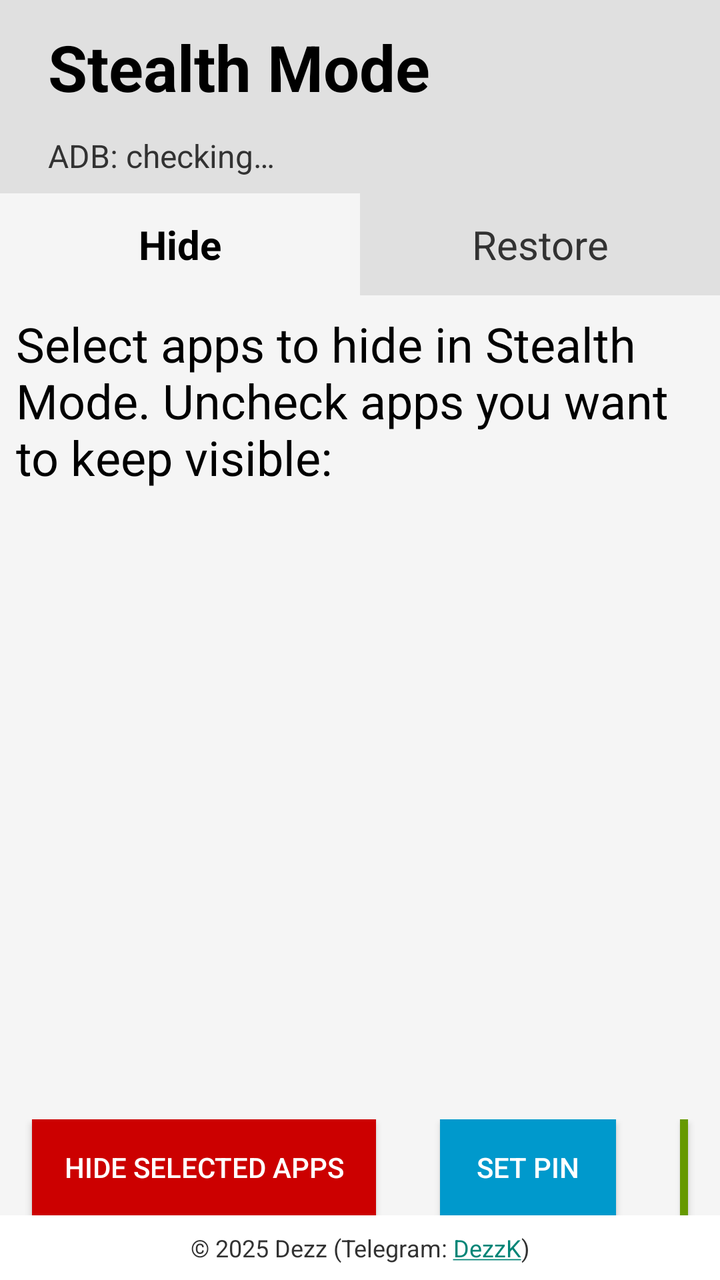
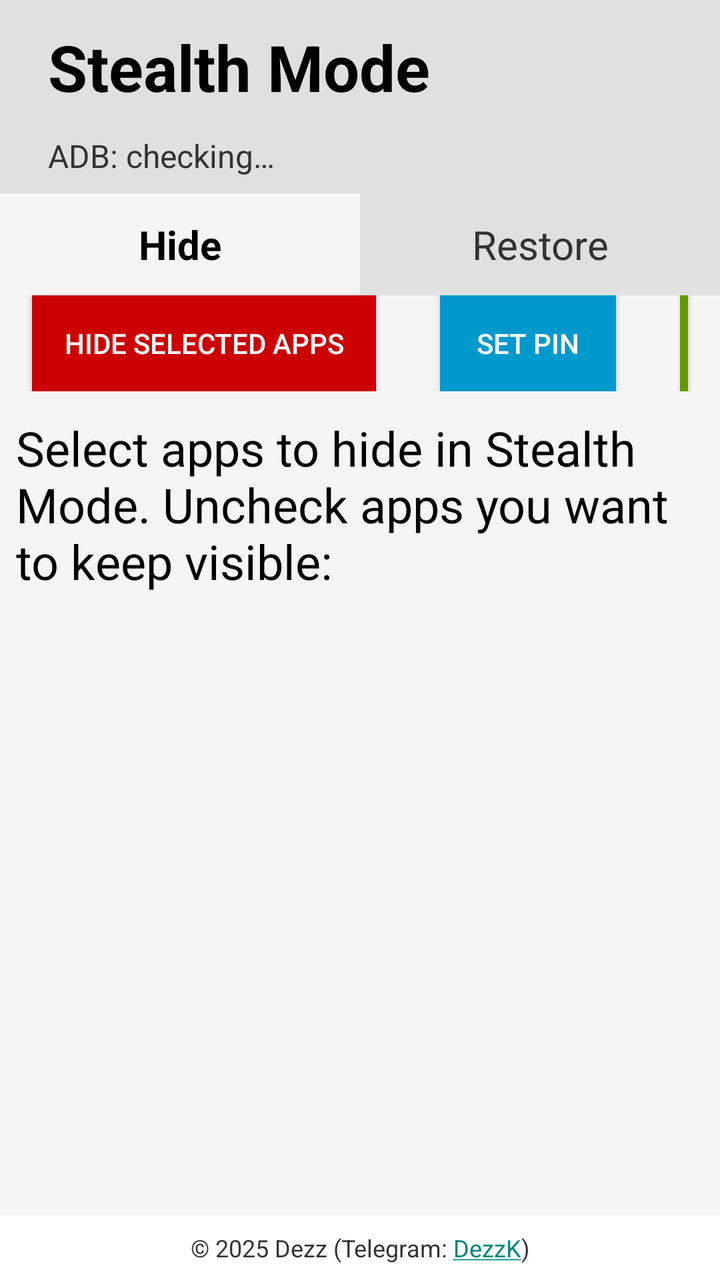

An Android layout rendered at two revisions. The XML below is the earlier revision; the diff shows what the commit changed to produce the second picture.
<!-- AndroidManifest.xml: application theme Theme.AppCompat.DayNight.NoActionBar -->
<!-- res/layout/activity_main.xml -->
<?xml version="1.0" encoding="utf-8"?>
<LinearLayout xmlns:android="http://schemas.android.com/apk/res/android"
    xmlns:tools="http://schemas.android.com/tools"
    android:layout_width="match_parent"
    android:layout_height="match_parent"
    android:background="@color/background"
    android:orientation="vertical">

    
    <TextView
        android:id="@+id/headerText"
        android:layout_width="match_parent"
        android:layout_height="wrap_content"
        android:background="@color/header_background"
        android:gravity="start"
        android:paddingHorizontal="24sp"
        android:paddingVertical="12sp"
        android:text="@string/app_name"
        android:textColor="@color/text_primary"
        android:textSize="32sp"
        android:textStyle="bold" />

    
    <TextView
        android:id="@+id/adbStatusText"
        android:layout_width="match_parent"
        android:layout_height="wrap_content"
        android:background="@color/header_background"
        android:gravity="start"
        android:paddingHorizontal="24sp"
        android:paddingBottom="8sp"
        android:text="@string/adb_checking"
        android:textColor="@color/text_secondary"
        android:textSize="16sp" />

    
    <LinearLayout
        android:layout_width="match_parent"
        android:layout_height="wrap_content"
        android:orientation="horizontal"
        android:background="@color/header_background">

        <TextView
            android:id="@+id/tabHide"
            android:layout_width="0dp"
            android:layout_height="wrap_content"
            android:layout_weight="1"
            android:gravity="center"
            android:paddingVertical="12sp"
            android:text="@string/tab_hide"
            android:textSize="20sp"
            android:textStyle="bold"
            android:textColor="@color/text_primary"
            android:background="@color/tab_active" />

        <TextView
            android:id="@+id/tabRestore"
            android:layout_width="0dp"
            android:layout_height="wrap_content"
            android:layout_weight="1"
            android:gravity="center"
            android:paddingVertical="12sp"
            android:text="@string/tab_restore"
            android:textSize="20sp"
            android:textColor="@color/text_secondary"
            android:background="@color/tab_inactive" />
    </LinearLayout>

    <TextView
        android:id="@+id/modeHeaderText"
        android:layout_width="match_parent"
        android:layout_height="wrap_content"
        android:padding="8sp"
        android:textSize="24sp"
        android:textColor="@color/text_primary"
        android:text="@string/hide_mode_header" />

    <androidx.recyclerview.widget.RecyclerView
        android:id="@+id/recyclerView"
        android:layout_width="match_parent"
        android:layout_height="0dp"
        android:layout_weight="1"
        android:textSize="20sp"
        android:textColor="@color/text_primary" />

    <LinearLayout
        android:layout_width="match_parent"
        android:layout_height="wrap_content"
        android:orientation="horizontal">

        <Button
            android:id="@+id/hideAppsButton"
            android:layout_width="wrap_content"
            android:layout_height="wrap_content"
            android:layout_marginHorizontal="16sp"
            android:paddingHorizontal="16sp"
            android:paddingVertical="8sp"
            android:singleLine="true"
            android:text="@string/hide_apps"
            android:background="@android:color/holo_red_dark"
            android:textColor="@android:color/white"
            tools:ignore="ButtonStyle" />

        <Button
            android:id="@+id/pinButton"
            android:layout_width="wrap_content"
            android:layout_height="wrap_content"
            android:layout_marginHorizontal="16sp"
            android:paddingHorizontal="16sp"
            android:paddingVertical="8sp"
            android:singleLine="true"
            android:text="@string/set_pin"
            android:background="@android:color/holo_blue_dark"
            android:textColor="@android:color/white"
            tools:ignore="ButtonStyle" />

        <Button
            android:id="@+id/restoreAppsButton"
            android:layout_width="wrap_content"
            android:layout_height="wrap_content"
            android:layout_marginHorizontal="16sp"
            android:paddingHorizontal="16sp"
            android:paddingVertical="8sp"
            android:singleLine="true"
            android:text="@string/restore_apps"
            android:background="@android:color/holo_green_dark"
            android:textColor="@android:color/white"
            tools:ignore="ButtonStyle" />

    </LinearLayout>

    <TextView
        android:id="@+id/pinHintText"
        android:layout_width="match_parent"
        android:layout_height="wrap_content"
        android:paddingHorizontal="24sp"
        android:paddingVertical="4sp"
        android:textColor="@color/text_secondary"
        android:textSize="14sp"
        android:visibility="gone" />

    
    <TextView
        android:id="@+id/copyrightNoticeText"
        android:layout_width="match_parent"
        android:layout_height="wrap_content"
        android:layout_gravity="bottom"
        android:background="@color/card_background"
        android:gravity="center"
        android:linksClickable="true"
        android:padding="8sp"
        android:text="@string/copyright_notice"
        android:textColor="@color/text_secondary"
        android:textSize="12sp" />
</LinearLayout>
<!-- resources referenced by this layout -->
<resources>
  <color name="background">#F5F5F5</color>
  <color name="card_background">@android:color/background_light</color>
  <color name="header_background">#E0E0E0</color>
  <color name="tab_active">@color/background</color>
  <color name="tab_inactive">@color/header_background</color>
  <color name="text_primary">@android:color/primary_text_light</color>
  <color name="text_secondary">@android:color/secondary_text_light</color>
  <string name="adb_checking">ADB: checking…</string>
  <string name="app_name">Stealth Mode</string>
  <string name="copyright_notice" translatable="false">© 2025 Dezz (Telegram: <a href="https://t.me/DezzK">DezzK</a>)</string>
  <string name="hide_apps">Hide selected apps</string>
  <string name="hide_mode_header">Select apps to hide in Stealth Mode. Uncheck apps you want to keep visible:</string>
  <string name="restore_apps">Restore selected apps</string>
  <string name="set_pin">Set PIN</string>
  <string name="tab_hide">Hide</string>
  <string name="tab_restore">Restore</string>
</resources>

<!-- the commit's change to res/layout/activity_main.xml (unified diff, before → after) -->
@@ -66,27 +66,12 @@
             android:background="@color/tab_inactive" />
     </LinearLayout>
 
-    <TextView
-        android:id="@+id/modeHeaderText"
-        android:layout_width="match_parent"
-        android:layout_height="wrap_content"
-        android:padding="8sp"
-        android:textSize="24sp"
-        android:textColor="@color/text_primary"
-        android:text="@string/hide_mode_header" />
-
-    <androidx.recyclerview.widget.RecyclerView
-        android:id="@+id/recyclerView"
-        android:layout_width="match_parent"
-        android:layout_height="0dp"
-        android:layout_weight="1"
-        android:textSize="20sp"
-        android:textColor="@color/text_primary" />
-
+    
     <LinearLayout
         android:layout_width="match_parent"
         android:layout_height="wrap_content"
-        android:orientation="horizontal">
+        android:orientation="horizontal"
+        android:paddingBottom="4sp">
 
         <Button
             android:id="@+id/hideAppsButton"
@@ -139,6 +124,24 @@
         android:textSize="14sp"
         android:visibility="gone" />
 
+    <TextView
+        android:id="@+id/modeHeaderText"
+        android:layout_width="match_parent"
+        android:layout_height="wrap_content"
+        android:padding="8sp"
+        android:textSize="24sp"
+        android:textColor="@color/text_primary"
+        android:text="@string/hide_mode_header" />
+
+    
+    <androidx.recyclerview.widget.RecyclerView
+        android:id="@+id/recyclerView"
+        android:layout_width="match_parent"
+        android:layout_height="0dp"
+        android:layout_weight="1"
+        android:textSize="20sp"
+        android:textColor="@color/text_primary" />
+
     
     <TextView
         android:id="@+id/copyrightNoticeText"
